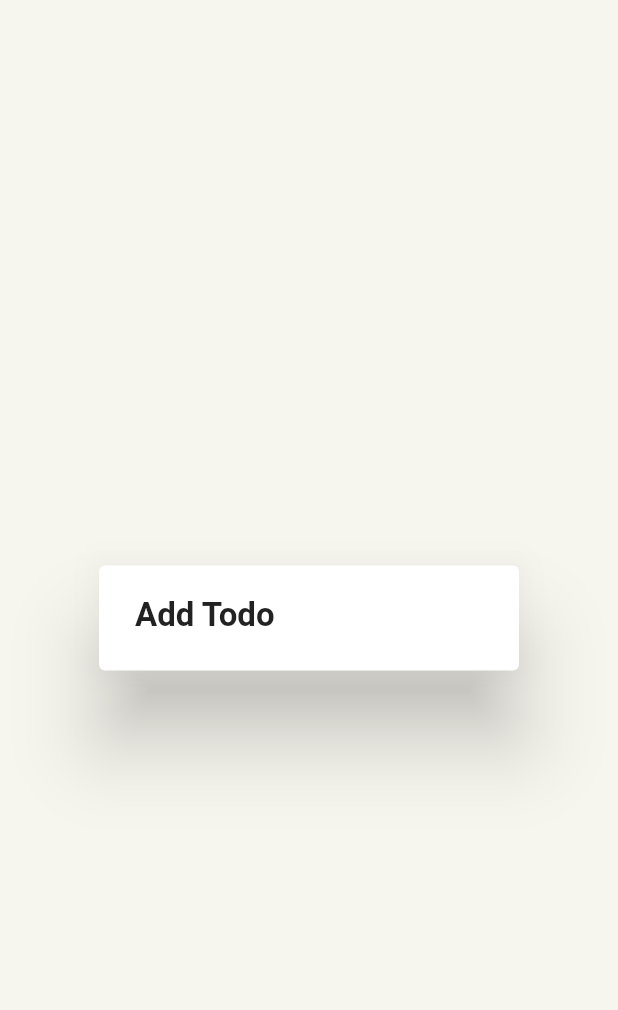
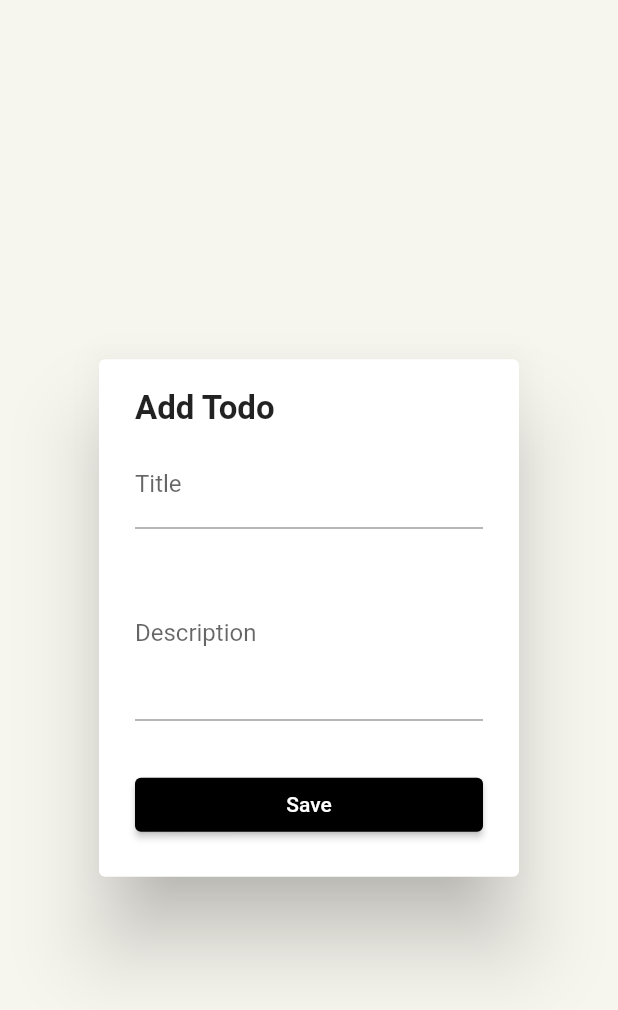
Before and after one commit to sangeeta2701/todo_app, a Flutter app: the AddTodoDialogWidget widget shown alone on an empty page, opened directly, on a phone screen of 412 x 824 dp. Shown: the top 1010 px of the screen. Run offline on Flutter 3.47's test engine with Material 2 defaults, Android fonts, the phone set to English and light mode, and no system bars.

Commit message:
Add Todo Dialog

```diff
--- a/lib/screens/home_page.dart
+++ b/lib/screens/home_page.dart
@@ -1,5 +1,7 @@
 import 'package:flutter/material.dart';
 import 'package:todo_app/main.dart';
+
+import '../widgets/addTodoDialog.dart';
 
 class HomePage extends StatefulWidget {
   const HomePage({super.key});
@@ -44,8 +46,10 @@ class _HomePageState extends State<HomePage> {
 
          });
         },
+        backgroundColor: Colors.black,
         shape: RoundedRectangleBorder(
           borderRadius: BorderRadius.circular(20),
+
         ),
         child: Icon(Icons.add),),
     );
--- a/lib/widgets/addTodoDialog.dart
+++ b/lib/widgets/addTodoDialog.dart
@@ -1,5 +1,6 @@
 import 'package:flutter/material.dart';
-
+import 'package:todo_app/widgets/sizedBox.dart';
+import 'package:todo_app/widgets/todo_form_widget.dart';
 
 class AddTodoDialogWidget extends StatefulWidget {
   const AddTodoDialogWidget({super.key});
@@ -9,7 +10,6 @@ class AddTodoDialogWidget extends StatefulWidget {
 }
 
 class _AddTodoDialogWidgetState extends State<AddTodoDialogWidget> {
-
   final _formKey = GlobalKey<FormState>();
   String title = "";
   String description = "";
@@ -20,12 +20,24 @@ class _AddTodoDialogWidgetState extends State<AddTodoDialogWidget> {
         crossAxisAlignment: CrossAxisAlignment.start,
         mainAxisSize: MainAxisSize.min,
         children: [
-          Text("Add Todo",
-          style: TextStyle(
-            fontSize: 22,
-            fontWeight: FontWeight.bold,
-          ),),
-        ],),
+          Text(
+            "Add Todo",
+            style: TextStyle(
+              fontSize: 22,
+              fontWeight: FontWeight.bold,
+            ),
+          ),
+          height8,
+          TodoFormWidget(
+              onChangedDescription: (description) => setState(() {
+                    this.description = description;
+                  }),
+              onChangedTitle: (title) => setState(() {
+                    this.title = title;
+                  }),
+              onSavedTodo: (){})
+        ],
+      ),
     );
   }
 }
--- /dev/null
+++ b/lib/widgets/sizedBox.dart
@@ -0,0 +1,24 @@
+import 'package:flutter/material.dart';
+
+SizedBox height8 = SizedBox(
+  height: 8,
+);
+SizedBox height12 = SizedBox(
+  height: 12,
+);
+SizedBox height16 = SizedBox(
+  height: 16,
+);
+SizedBox height20 = SizedBox(
+  height: 20,
+);
+SizedBox height24 = SizedBox(
+  height: 24,
+);
+SizedBox height28 = SizedBox(
+  height: 28,
+);
+
+SizedBox height32 = SizedBox(
+  height: 32,
+);
--- /dev/null
+++ b/lib/widgets/todo_form_widget.dart
@@ -0,0 +1,79 @@
+import 'package:flutter/material.dart';
+import 'package:todo_app/widgets/sizedBox.dart';
+
+class TodoFormWidget extends StatelessWidget {
+  const TodoFormWidget(
+      {super.key,
+      this.title = "",
+      this.description = "",
+      required this.onChangedDescription,
+      required this.onChangedTitle,
+      required this.onSavedTodo});
+  final String title;
+  final String description;
+  final ValueChanged<String> onChangedTitle;
+  final ValueChanged<String> onChangedDescription;
+  final VoidCallback onSavedTodo;
+
+  @override
+  Widget build(BuildContext context) {
+    return SingleChildScrollView(
+      child: Column(
+        mainAxisSize: MainAxisSize.min,
+        children: [
+          buidTitle(),
+          height12,
+          buildDescription(),
+          height32,
+          buildButton(),
+        ],
+      ),
+    );
+  }
+
+  Widget buidTitle() {
+    return TextFormField(
+      initialValue: title,
+      onChanged: onChangedTitle,
+      maxLines: 1,
+      validator: (title) {
+        if (title!.isEmpty) {
+          return "The title cannot be empty";
+        }
+        return null;
+      },
+      decoration: InputDecoration(
+        border: UnderlineInputBorder(),
+        labelText: "Title",
+      ),
+    );
+  }
+
+  Widget buildDescription() {
+    return TextFormField(
+      initialValue: description,
+      onChanged: onChangedDescription,
+      maxLines: 4,
+      validator: (description) {
+        if (description!.isEmpty) {
+          return "The description cannot be empty";
+        }
+        return null;
+      },
+      decoration: InputDecoration(
+        border: UnderlineInputBorder(),
+        labelText: "Description",
+      ),
+    );
+  }
+
+  Widget buildButton() {
+    return SizedBox(
+      width: double.infinity,
+      child: ElevatedButton(onPressed: onSavedTodo,
+      style: ButtonStyle(
+        backgroundColor: MaterialStateProperty.all(Colors.black)
+      ), child: Text("Save"),),
+    );
+  }
+}
```
